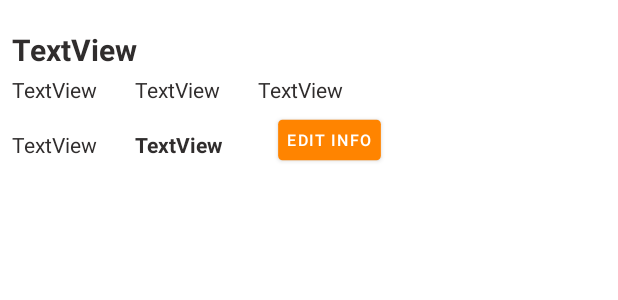
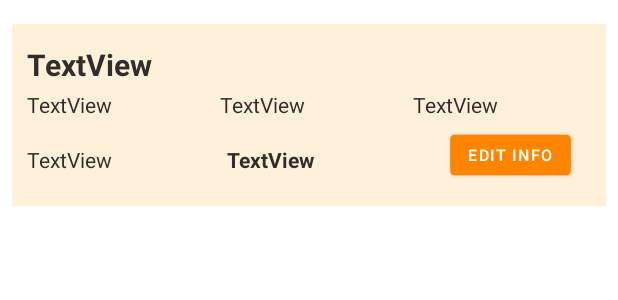
Before and after one commit to annakim2022/Oxy-Book-Exchange, an Android app: the layout item_selling.xml on its own in the app's theme, with its tools: preview values and no code run, on a phone screen of 412 x 824 dp. Shown: the top 300 px of the screen. Run offline under Robolectric (Android 15) with nearby library versions, the phone set to English and light mode, and no system bars.

```diff
--- a/app/src/main/res/layout/item_selling.xml
+++ b/app/src/main/res/layout/item_selling.xml
@@ -16,6 +16,8 @@
         android:layout_marginEnd="8dp"
         android:layout_marginBottom="8dp"
         android:orientation="vertical"
+        android:background="#25FF9800"
+        android:padding="10dp"
         app:layout_constraintBottom_toBottomOf="parent"
         app:layout_constraintEnd_toEndOf="parent"
         app:layout_constraintStart_toStartOf="parent"
@@ -39,6 +41,7 @@
             <TextView
                 android:id="@+id/textView_profLast"
                 android:layout_width="wrap_content"
+                android:layout_weight="1"
                 android:layout_height="wrap_content"
                 android:layout_marginTop="3dp"
                 android:text="TextView"
@@ -48,7 +51,8 @@
                 android:id="@+id/textView_course"
                 android:layout_width="wrap_content"
                 android:layout_height="wrap_content"
-                android:layout_marginLeft="25dp"
+                android:layout_marginLeft="10dp"
+                android:layout_weight="1"
                 android:layout_marginTop="3dp"
                 android:text="TextView"
                 android:textColor="#302D2D" />
@@ -57,7 +61,8 @@
                 android:id="@+id/textView_semester"
                 android:layout_width="wrap_content"
                 android:layout_height="wrap_content"
-                android:layout_marginLeft="25dp"
+                android:layout_marginLeft="10dp"
+                android:layout_weight="1"
                 android:layout_marginTop="3dp"
                 android:text="TextView"
                 android:textColor="#302D2D" />
@@ -71,6 +76,7 @@
             <TextView
                 android:id="@+id/textView_quality"
                 android:layout_width="wrap_content"
+                android:layout_weight="1"
                 android:layout_height="wrap_content"
                 android:layout_marginTop="3dp"
                 android:text="TextView"
@@ -80,9 +86,10 @@
                 android:id="@+id/textView_price"
                 android:layout_width="wrap_content"
                 android:layout_height="wrap_content"
-                android:layout_marginLeft="25dp"
+                android:layout_weight="1"
+                android:layout_marginLeft="10dp"
                 android:layout_marginTop="3dp"
-                android:layout_marginRight="25dp"
+                android:layout_marginRight="10dp"
                 android:text="TextView"
                 android:textColor="#302D2D"
                 android:textStyle="bold" />
@@ -91,8 +98,6 @@
                 android:id="@+id/button_editInfo"
                 android:layout_width="wrap_content"
                 android:layout_height="wrap_content"
-                android:paddingLeft="8dp"
-                android:paddingRight="8dp"
                 android:scaleX=".75"
                 android:scaleY=".75"
                 android:text="edit info" />
```
Also changed, not shown: app/src/main/java/com/example/oxybookexchange/CreateActivity.java (+30 -26 lines), app/src/main/java/com/example/oxybookexchange/EditActivity.java (+82 -53 lines), app/src/main/java/com/example/oxybookexchange/ListingsAdapter.java (+5 -5 lines), app/src/main/java/com/example/oxybookexchange/MyListingsAdapter.java (+10 -10 lines), app/src/main/res/layout/item_listings.xml (+10 -6 lines).
